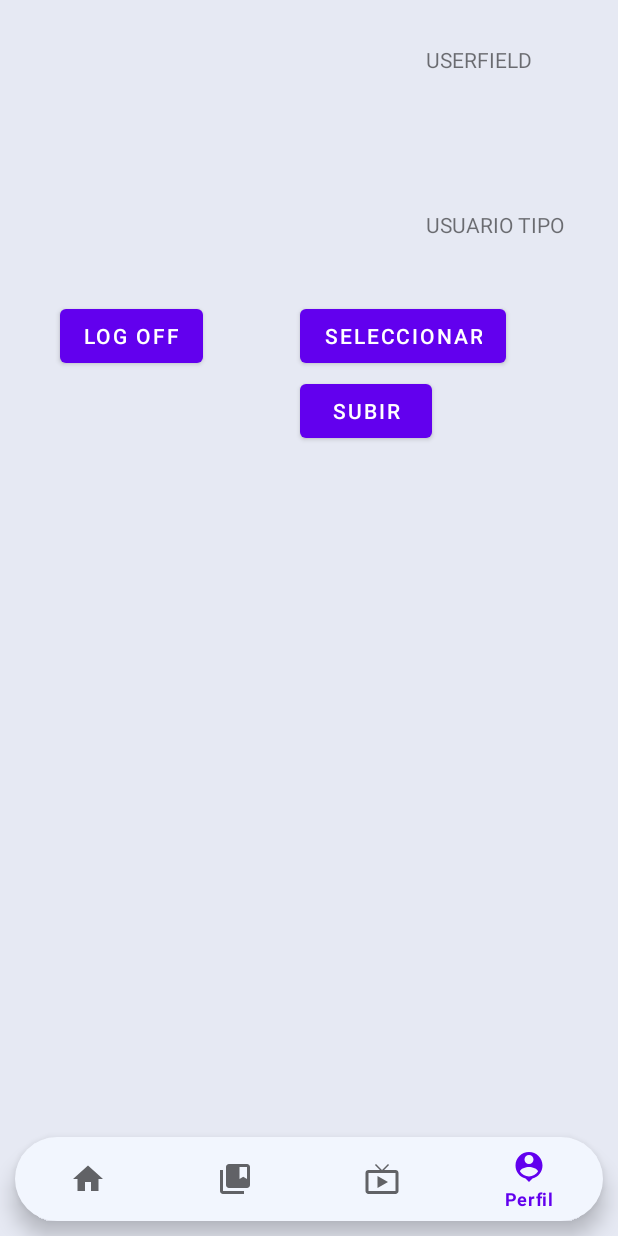
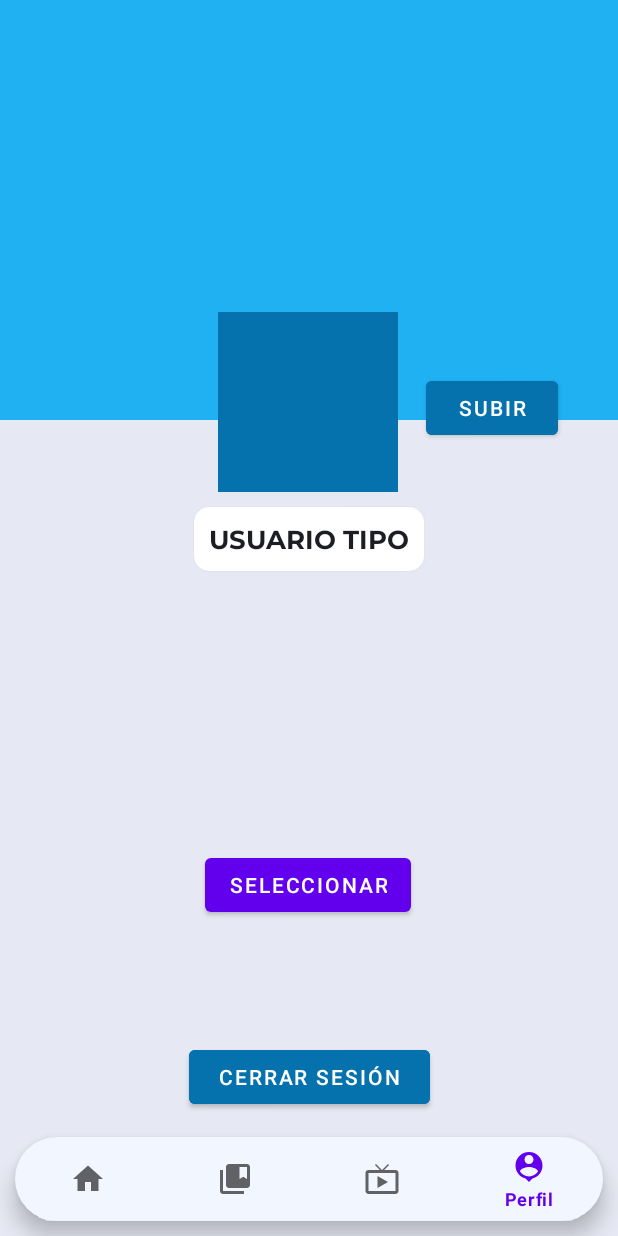
Before and after one commit to JhayCodee/Hacky, an Android app: the ProfileFragment screen opened through its navigation route, on a phone screen of 412 x 824 dp. Run offline under Robolectric (Android 15) with nearby library versions, the phone set to English and light mode, and no system bars; our stand-ins replace Firebase (no records; nobody signed in at launch, a user with empty details on screens opened directly), navigation-ui; pictures from the network do not load.

Commit message:
interfaz de profile activity hecho

```diff
--- a/app/src/main/java/com/hawk/hacky/view/ProfileFragment.kt
+++ b/app/src/main/java/com/hawk/hacky/view/ProfileFragment.kt
@@ -17,7 +17,6 @@ import androidx.fragment.app.Fragment
 import com.google.firebase.auth.FirebaseAuth
 import com.google.firebase.firestore.FirebaseFirestore
 import com.google.firebase.storage.FirebaseStorage
-import com.google.firebase.storage.ktx.FirebaseStorageKtxRegistrar
 import com.hawk.hacky.databinding.FragmentProfileBinding
 import java.net.URI
 import java.text.SimpleDateFormat
--- a/app/src/main/res/layout/fragment_profile.xml
+++ b/app/src/main/res/layout/fragment_profile.xml
@@ -1,56 +1,96 @@
 <?xml version="1.0" encoding="utf-8"?>
-<FrameLayout xmlns:android="http://schemas.android.com/apk/res/android"
+<androidx.constraintlayout.widget.ConstraintLayout xmlns:android="http://schemas.android.com/apk/res/android"
     xmlns:app="http://schemas.android.com/apk/res-auto"
     xmlns:tools="http://schemas.android.com/tools"
     android:layout_width="match_parent"
     android:layout_height="match_parent"
     tools:context=".view.ProfileFragment">
 
-    <TextView
-        android:id="@+id/USERIDFIELD"
-        android:layout_width="wrap_content"
-        android:layout_height="89dp"
-        android:text="USERFIELD"
-        android:translationX="284dp"
-        android:translationY="30dp" />
+    <ImageView
+        android:layout_width="match_parent"
+        android:layout_height="280dp"
+        android:background="@color/celestito"
+        app:layout_constraintEnd_toEndOf="parent"
+        app:layout_constraintStart_toStartOf="parent"
+        app:layout_constraintTop_toTopOf="parent" />
 
     <ImageView
         android:id="@+id/ProfilePic"
+        android:layout_width="120dp"
+        android:layout_height="120dp"
+        android:layout_marginTop="208dp"
+        android:background="@color/azul"
+        android:scaleType="fitXY"
+        app:layout_constraintEnd_toEndOf="parent"
+        app:layout_constraintHorizontal_bias="0.498"
+        app:layout_constraintStart_toStartOf="parent"
+        app:layout_constraintTop_toTopOf="parent" />
+
+    <androidx.cardview.widget.CardView
         android:layout_width="wrap_content"
-        android:layout_height="150dp"
-        android:translationX="104dp"
-        android:translationY="30dp"
-        tools:src="@tools:sample/avatars" />
+        android:layout_height="wrap_content"
+        app:cardCornerRadius="10dp"
+        android:layout_marginTop="10dp"
+        app:layout_constraintEnd_toEndOf="parent"
+        app:layout_constraintStart_toStartOf="parent"
+        app:layout_constraintTop_toBottomOf="@+id/ProfilePic">
 
-    <TextView
-        android:id="@+id/TYPEUSER"
-        android:layout_width="wrap_content"
-        android:layout_height="54dp"
-        android:text="USUARIO TIPO"
-        android:translationX="284dp"
-        android:translationY="140dp" />
+        <LinearLayout
+            android:layout_width="match_parent"
+            android:layout_height="match_parent"
+
+            android:padding="10dp">
+
+            <TextView
+                android:id="@+id/TYPEUSER"
+                android:layout_width="wrap_content"
+                android:layout_height="wrap_content"
+                android:fontFamily="@font/montserrat_bold"
+                android:text="USUARIO TIPO"
+                android:textColor="@color/negro"
+                android:textSize="17dp" />
+
+
+        </LinearLayout>
+
+
+    </androidx.cardview.widget.CardView>
 
     <Button
         android:id="@+id/BtnLogout"
         android:layout_width="wrap_content"
         android:layout_height="wrap_content"
-        android:text="Log off"
-        android:translationX="40dp"
-        android:translationY="200dp" />
+        android:layout_marginBottom="16dp"
+        android:paddingHorizontal="20dp"
+        android:text="Cerrar Sesión"
+        android:backgroundTint="@color/azul"
+        app:layout_constraintBottom_toBottomOf="parent"
+        app:layout_constraintEnd_toEndOf="parent"
+        app:layout_constraintStart_toStartOf="parent" />
 
     <Button
         android:id="@+id/Btnselecc"
         android:layout_width="wrap_content"
         android:layout_height="wrap_content"
+        android:layout_marginBottom="80dp"
         android:text="Seleccionar"
-        android:translationX="200dp"
-        android:translationY="200dp" />
+        app:layout_constraintBottom_toTopOf="@+id/BtnLogout"
+        app:layout_constraintEnd_toEndOf="parent"
+        app:layout_constraintHorizontal_bias="0.498"
+        app:layout_constraintStart_toStartOf="parent" />
 
     <Button
         android:id="@+id/Btnsubir"
         android:layout_width="wrap_content"
         android:layout_height="wrap_content"
+        android:layout_marginTop="248dp"
+        android:layout_marginEnd="40dp"
         android:text="Subir"
-        android:translationX="200dp"
-        android:translationY="250dp" />
-</FrameLayout>
+        android:backgroundTint="@color/azul"
+        app:layout_constraintEnd_toEndOf="parent"
+        app:layout_constraintHorizontal_bias="1.0"
+        app:layout_constraintStart_toEndOf="@+id/imageView4"
+        app:layout_constraintTop_toTopOf="parent" />
+
+
+</androidx.constraintlayout.widget.ConstraintLayout>
```
